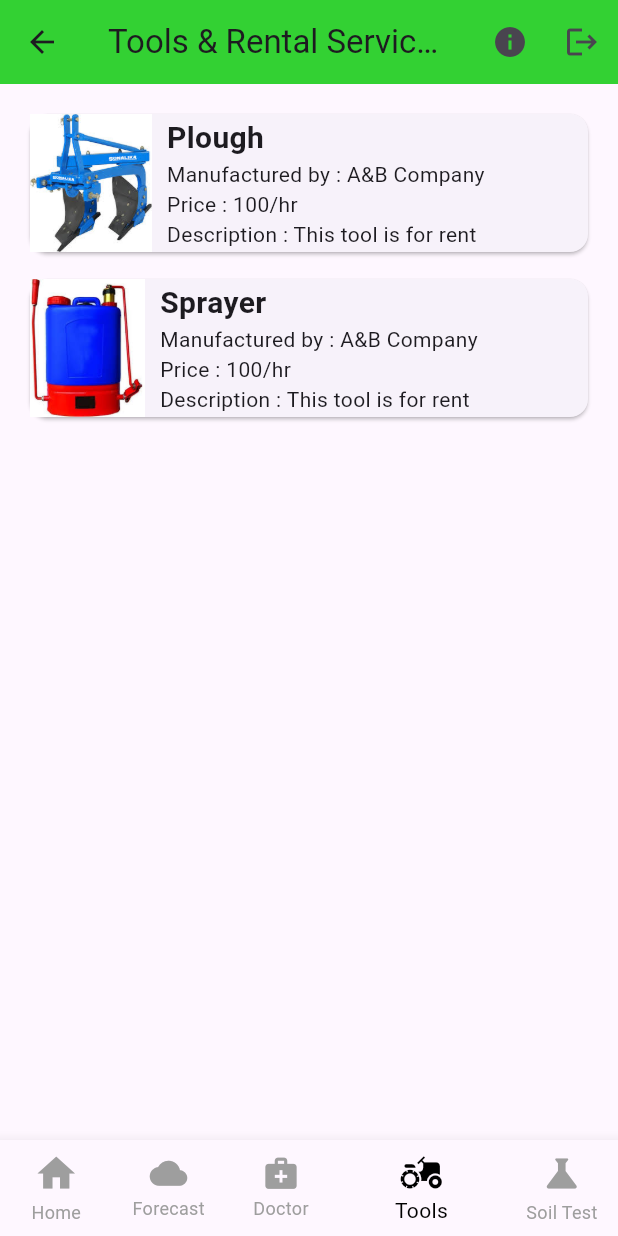
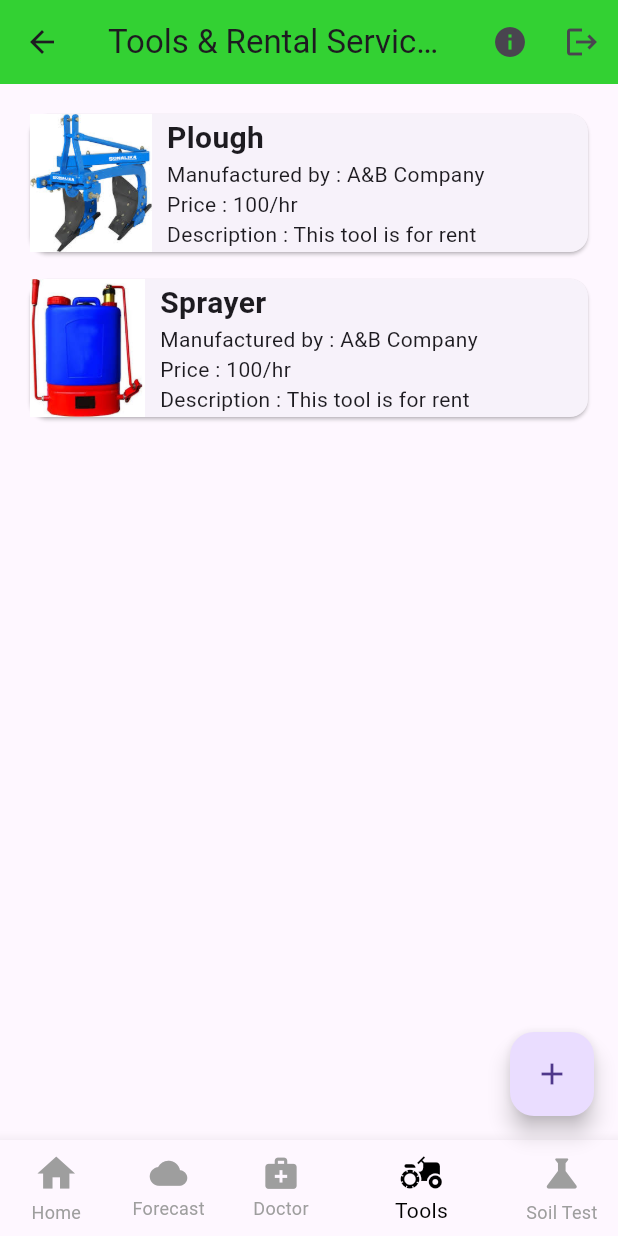
Before and after one commit to KarthikChallagundla/Krishi-Sahayak, a Flutter app: the FarmerPage screen opened directly, item 4 of the bottom bar chosen, on a phone screen of 412 x 824 dp. Run offline on Flutter 3.47's test engine with Material 3 defaults, Android fonts, the phone set to English and light mode, and no system bars; our stand-ins replace cloud_firestore, firebase_auth, firebase_core, flutter_dotenv; accounts and stored records are empty; network calls fail.

Commit message:
Updated variable

```diff
--- a/lib/farmer_pages/farmer_page.dart
+++ b/lib/farmer_pages/farmer_page.dart
@@ -92,7 +92,7 @@ class _FarmerPageState extends State<FarmerPage> {
       ),
       body: pages[currentIndex],
 
-      floatingActionButton: (currentIndex != 0) ? Container() : FloatingActionButton(
+      floatingActionButton: (currentIndex == 0 || currentIndex == 3) ? FloatingActionButton(
         onPressed: (){
           showDialog(
             context: context,
@@ -180,7 +180,7 @@ class _FarmerPageState extends State<FarmerPage> {
           );
         },
         child: Icon(Icons.add),
-      ),
+      ) : Container(),
 
       bottomNavigationBar: BottomNavigationBar(
         items: const <BottomNavigationBarItem>[
--- a/lib/main.dart
+++ b/lib/main.dart
@@ -10,8 +10,8 @@ import 'package:flutter_dotenv/flutter_dotenv.dart';
 
 void main() async {
   WidgetsFlutterBinding.ensureInitialized();
-  await dotenv.load();
   await Firebase.initializeApp();
+  await dotenv.load(fileName: '.env');
   runApp(const MainApp());
   SystemChrome.setPreferredOrientations([DeviceOrientation.portraitUp]);
 }
--- a/pubspec.yaml
+++ b/pubspec.yaml
@@ -30,3 +30,4 @@ flutter:
   uses-material-design: true
   assets:
     - assets/
+    - .env
```
